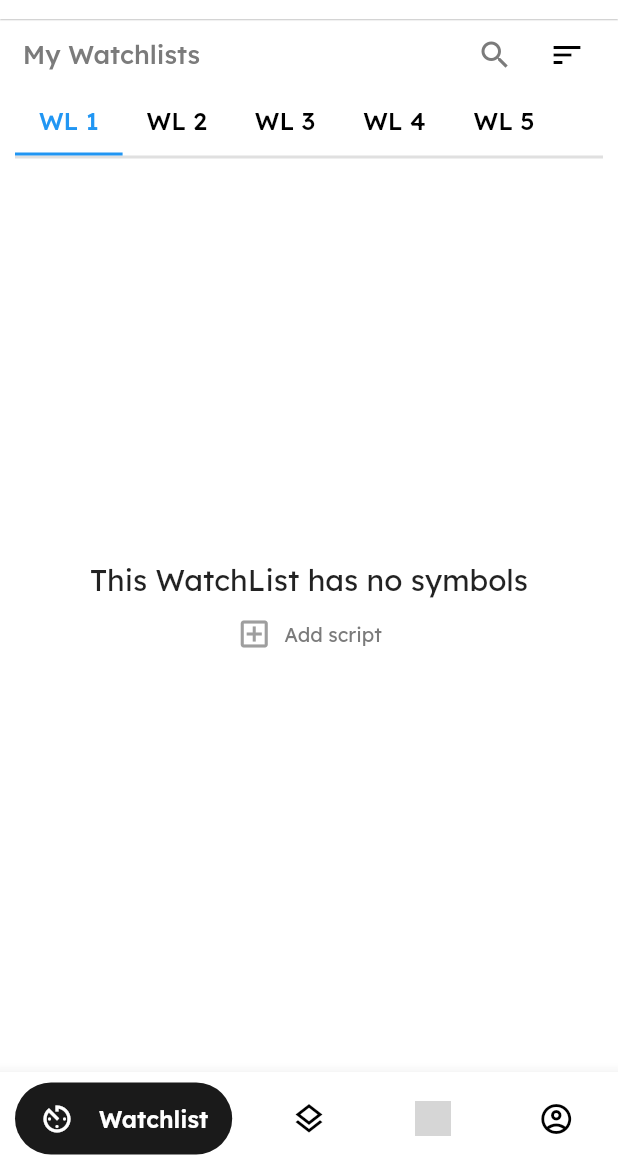
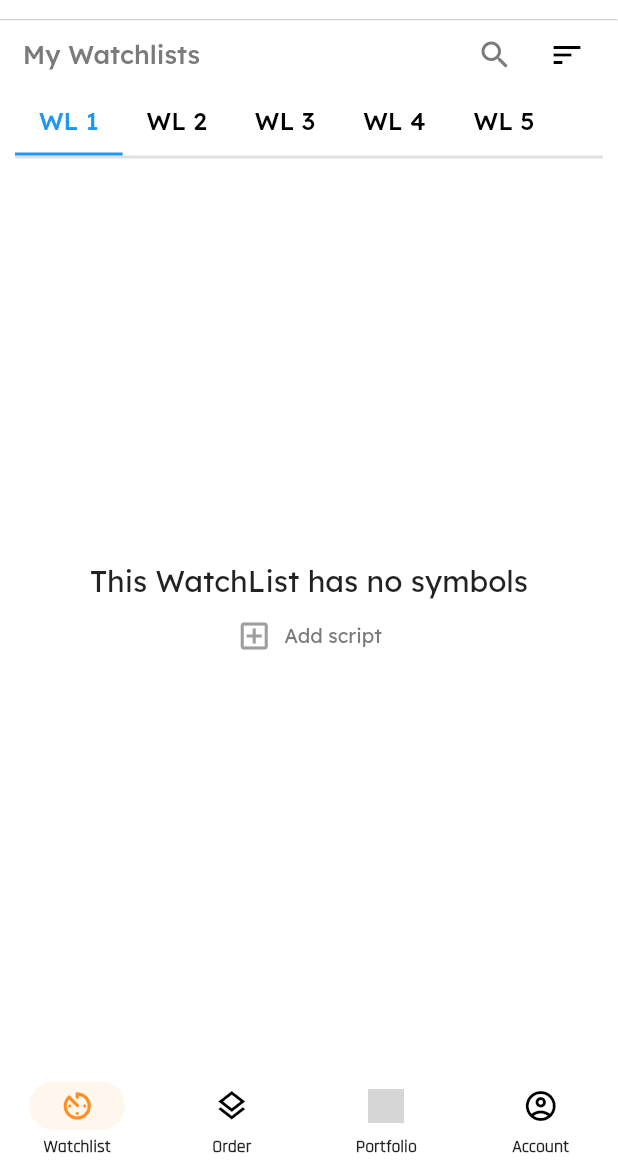
Before and after one commit to srivigneshbalaji/Mynt_pro-UI, a Flutter app: the MobileIndex screen opened by its route, on a phone screen of 412 x 824 dp, the part 71-1236 px from its top. Run offline on Flutter 3.47's test engine with Material 2 defaults, Android fonts, the light colour scheme and no system bars; drawn by our look-alikes of bubble_bottom_bar, loader_overlay; our stand-ins replace awesome_snackbar_content, flutter_svg, google_fonts, local_auth, permission_handler, shared_preferences and 1 more; missing offline and left inert: device_information, encrypt, flutter_webview_plugin; accounts and stored records are empty; network calls fail; grey boxes are pictures that could not be loaded.

Commit message:
mynt pro ui work start

```diff
--- a/lib/main.dart
+++ b/lib/main.dart
@@ -34,6 +34,7 @@ class _MyAppState extends State<MyApp> {
         return MaterialApp(
           title: 'MYNT',
           theme:
+              // ThemeData(fontFamily: 'Rajdhani'),
               themeNotifier.isDark ? MyThemes.darkTheme : MyThemes.lightTheme,
           onGenerateRoute: AppRouter.router,
           initialRoute: SplashScreen.routeName,
--- a/lib/screens/mobile/mobile_index.dart
+++ b/lib/screens/mobile/mobile_index.dart
@@ -28,6 +28,8 @@ class MobileIndex extends StatefulWidget {
 }
 
 class _MobileIndexState extends State<MobileIndex> {
+  get value => null;
+
   @override
   void initState() {
     super.initState();
@@ -66,108 +68,180 @@ class _MobileIndexState extends State<MobileIndex> {
               indexLists: IndexListItem.indexDatas,
             ),
             body: tabItems[ConstVariable.bottomIndex],
-          bottomNavigationBar: BubbleBottomBar(
-            backgroundColor: themeNotifier.isDark ? Colors.black : Colors.white,
-            hasNotch: true,
-            currentIndex: ConstVariable.bottomIndex,
-            onTap: changePage,
-            borderRadius: BorderRadius.vertical(
-              top: Radius.circular(16),
-            ), //border radius doesn't work when the notch is enabled.
-            elevation: 8,
-            tilesPadding: EdgeInsets.symmetric(
-              vertical: 8.0,
-            ),
-            items: <BubbleBottomBarItem>[
-              BubbleBottomBarItem(
-                // showBadge: true,
-                // badge: Text("5", style: TextStyle(color: Colors.white)),
-                // badgeColor: Colors.redAccent,
+            bottomNavigationBar: NavigationBarTheme(
+              data: NavigationBarThemeData(
+                  indicatorColor: Color.fromARGB(255, 255, 246, 237),
+                  labelTextStyle: MaterialStateProperty.all(TextStyle(
+                    fontSize: 12,
+                    fontFamily: 'Rajdhani',
+                    fontWeight: FontWeight.w900,
+                  ))),
+              child: NavigationBar(
+                height: 60,
+                // labelBehavior: NavigationDestinationLabelBehavior.alwaysHide,
+                animationDuration: const Duration(seconds: 1),
                 backgroundColor:
-                    themeNotifier.isDark ? Colors.white : Colors.black,
+                    themeNotifier.isDark ? Colors.black : Colors.white,
+                onDestinationSelected: (int index) {
+                  setState(() {
+                    ConstVariable.bottomIndex = index;
+                  });
+                },
+                selectedIndex: ConstVariable.bottomIndex,
+                destinations: <Widget>[
+                  NavigationDestination(
                     icon: Icon(
                       Icons.av_timer_outlined,
                       color: themeNotifier.isDark ? Colors.white : Colors.black,
                     ),
-                activeIcon: Icon(
+                    selectedIcon: Icon(
                       Icons.av_timer,
-                  color: themeNotifier.isDark ? Colors.black : Colors.white,
+                      // rgba(255, 141, 36, 1)
+                      color: Color.fromARGB(255, 255, 142, 36),
                     ),
-                title: Text(
-                  "Watchlist",
-                  style: GoogleFonts.lexend(
-                    fontSize: size.height * 0.019,
-                    fontWeight: FontWeight.w600,
-                    color: themeNotifier.isDark ? Colors.black : Colors.white,
+                    label: "Watchlist",
                   ),
-                ),
-              ),
-              BubbleBottomBarItem(
-                  backgroundColor:
-                      themeNotifier.isDark ? Colors.white : Colors.black,
+                  NavigationDestination(
                     icon: Icon(
                       Icons.layers_outlined,
                       color: themeNotifier.isDark ? Colors.white : Colors.black,
                     ),
-                  activeIcon: Icon(
+                    selectedIcon: Icon(
                       Icons.layers,
-                    color: themeNotifier.isDark ? Colors.black : Colors.white,
+                      color: Color.fromARGB(255, 255, 142, 36),
                     ),
-                  title: Text(
-                    "Order",
-                    style: GoogleFonts.lexend(
-                      fontSize: size.height * 0.019,
-                      fontWeight: FontWeight.w600,
-                      color: themeNotifier.isDark ? Colors.black : Colors.white,
+                    label: 'Order',
                   ),
-                  )),
-              BubbleBottomBarItem(
-                  backgroundColor:
-                      themeNotifier.isDark ? Colors.white : Colors.black,
+                  NavigationDestination(
                     icon: Image.asset(
                       'bullseye-arrow.png',
                       color: themeNotifier.isDark ? Colors.white : Colors.black,
                       height: 23,
                       width: 24,
                     ),
-                  activeIcon: Image.asset(
+                    selectedIcon: Image.asset(
                       'bullseye-arrow.png',
-                    color: themeNotifier.isDark ? Colors.black : Colors.white,
+                      color: Color.fromARGB(255, 255, 142, 36),
                       height: 23,
                       width: 24,
                     ),
-                  title: Text(
-                    "Portfolio",
-                    style: GoogleFonts.lexend(
-                      fontSize: size.height * 0.019,
-                      fontWeight: FontWeight.w600,
-                      color: themeNotifier.isDark ? Colors.black : Colors.white,
+                    label: 'Portfolio',
                   ),
-                  )),
-              BubbleBottomBarItem(
-                  backgroundColor:
-                      themeNotifier.isDark ? Colors.white : Colors.black,
+                  NavigationDestination(
                     icon: Icon(
                       Icons.account_circle_outlined,
                       color: themeNotifier.isDark ? Colors.white : Colors.black,
                     ),
-                  activeIcon: Icon(
+                    selectedIcon: Icon(
                       Icons.account_circle,
-                    color: themeNotifier.isDark ? Colors.black : Colors.white,
+                      color: Color.fromARGB(255, 255, 142, 36),
                     ),
-                  title: Text(
-                    "Account",
-                    style: GoogleFonts.lexend(
-                      fontSize: size.height * 0.019,
-                      fontWeight: FontWeight.w600,
-                      color: themeNotifier.isDark ? Colors.black : Colors.white,
+                    label: 'Account',
                   ),
-                  )),
                 ],
-            opacity: .9,
               ),
+              // bottomNavigationBar: BubbleBottomBar(
+              //   backgroundColor: themeNotifier.isDark ? Colors.black : Colors.white,
+              //   hasNotch: true,
+              //   currentIndex: ConstVariable.bottomIndex,
+              //   onTap: changePage,
+              //   borderRadius: BorderRadius.vertical(
+              //     top: Radius.circular(16),
+              //   ), //border radius doesn't work when the notch is enabled.
+              //   elevation: 8,
+              //   tilesPadding: EdgeInsets.symmetric(
+              //     vertical: 8.0,
+              //   ),
+              //   items: <BubbleBottomBarItem>[
+              //     BubbleBottomBarItem(
+              //       // showBadge: true,
+              //       // badge: Text("5", style: TextStyle(color: Colors.white)),
+              //       // badgeColor: Colors.redAccent,
+              //       backgroundColor:
+              //           themeNotifier.isDark ? Colors.white : Colors.black,
+              //       icon: Icon(
+              //         Icons.av_timer_outlined,
+              //         color: themeNotifier.isDark ? Colors.white : Colors.black,
+              //       ),
+              //       activeIcon: Icon(
+              //         Icons.av_timer,
+              //         color: themeNotifier.isDark ? Colors.black : Colors.white,
+              //       ),
+              //       title: Text(
+              //         "Watchlist",
+              //         style: GoogleFonts.lexend(
+              //           fontSize: size.height * 0.019,
+              //           fontWeight: FontWeight.w600,
+              //           color: themeNotifier.isDark ? Colors.black : Colors.white,
+              //         ),
+              //       ),
+              //     ),
+              //     BubbleBottomBarItem(
+              //         backgroundColor:
+              //             themeNotifier.isDark ? Colors.white : Colors.black,
+              //         icon: Icon(
+              //           Icons.layers_outlined,
+              //           color: themeNotifier.isDark ? Colors.white : Colors.black,
+              //         ),
+              //         activeIcon: Icon(
+              //           Icons.layers,
+              //           color: themeNotifier.isDark ? Colors.black : Colors.white,
+              //         ),
+              //         title: Text(
+              //           "Order",
+              //           style: GoogleFonts.lexend(
+              //             fontSize: size.height * 0.019,
+              //             fontWeight: FontWeight.w600,
+              //             color: themeNotifier.isDark ? Colors.black : Colors.white,
+              //           ),
+              //         )),
+              //     BubbleBottomBarItem(
+              //         backgroundColor:
+              //             themeNotifier.isDark ? Colors.white : Colors.black,
+              //         icon: Image.asset(
+              //           'bullseye-arrow.png',
+              //           color: themeNotifier.isDark ? Colors.white : Colors.black,
+              //           height: 23,
+              //           width: 24,
+              //         ),
+              //         activeIcon: Image.asset(
+              //           'bullseye-arrow.png',
+              //           color: themeNotifier.isDark ? Colors.black : Colors.white,
+              //           height: 23,
+              //           width: 24,
+              //         ),
+              //         title: Text(
+              //           "Portfolio",
+              //           style: GoogleFonts.lexend(
+              //             fontSize: size.height * 0.019,
+              //             fontWeight: FontWeight.w600,
+              //             color: themeNotifier.isDark ? Colors.black : Colors.white,
+              //           ),
+              //         )),
+              //     BubbleBottomBarItem(
+              //         backgroundColor:
+              //             themeNotifier.isDark ? Colors.white : Colors.black,
+              //         icon: Icon(
+              //           Icons.account_circle_outlined,
+              //           color: themeNotifier.isDark ? Colors.white : Colors.black,
+              //         ),
+              //         activeIcon: Icon(
+              //           Icons.account_circle,
+              //           color: themeNotifier.isDark ? Colors.black : Colors.white,
+              //         ),
+              //         title: Text(
+              //           "Account",
+              //           style: GoogleFonts.lexend(
+              //             fontSize: size.height * 0.019,
+              //             fontWeight: FontWeight.w600,
+              //             color: themeNotifier.isDark ? Colors.black : Colors.white,
+              //           ),
+              //         )),
+              //   ],
+              //   opacity: .9,
+              // ),
             ),
-      );
+          ));
     });
   }
 }
--- a/lib/splash/splash_screen.dart
+++ b/lib/splash/splash_screen.dart
@@ -88,7 +88,7 @@ class _SplashScreenState extends State<SplashScreen> {
   @override
   Widget build(BuildContext context) {
     return Scaffold(
-      body: Center(child: SvgPicture.asset("assets/zblogo.svg")),
+      body: Center(child: SvgPicture.asset("assets/mynt.svg")),
     );
   }
 
--- a/lib/themes/theme.dart
+++ b/lib/themes/theme.dart
@@ -2,6 +2,7 @@ import 'package:flutter/material.dart';
 
 class MyThemes {
   static final darkTheme = ThemeData(
+    fontFamily: 'Rajdhani',
     primaryColor: Colors.white,
     primarySwatch: Colors.blue,
     colorScheme: const ColorScheme.dark()
@@ -29,6 +30,7 @@ class MyThemes {
   );
 
   static final lightTheme = ThemeData(
+    fontFamily: 'Rajdhani',
     primaryColor: Colors.black,
     primarySwatch: Colors.blue,
     appBarTheme: const AppBarTheme(
```
Also changed, not shown: pubspec.yaml (+6 -13 lines), assets/mynt.svg (added), fonts/Rajdhani-Regular.ttf (added), 5 other files. Lines whose indentation alone changed are shown as unchanged.
